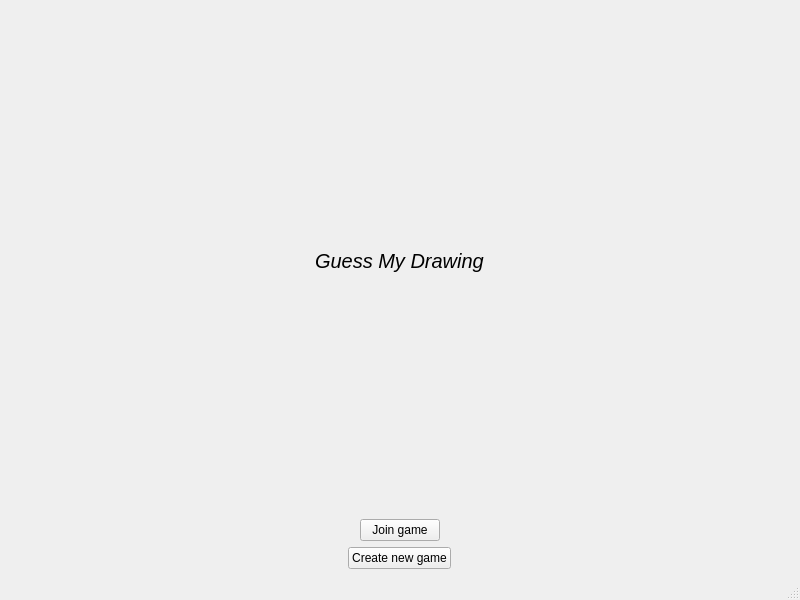
This is 07-GuessMyDrawing/Application/mainwindow.ui in JelenaBondzic/GuessMyDrawing as Qt 5 draws it before an edit. The edited form follows.
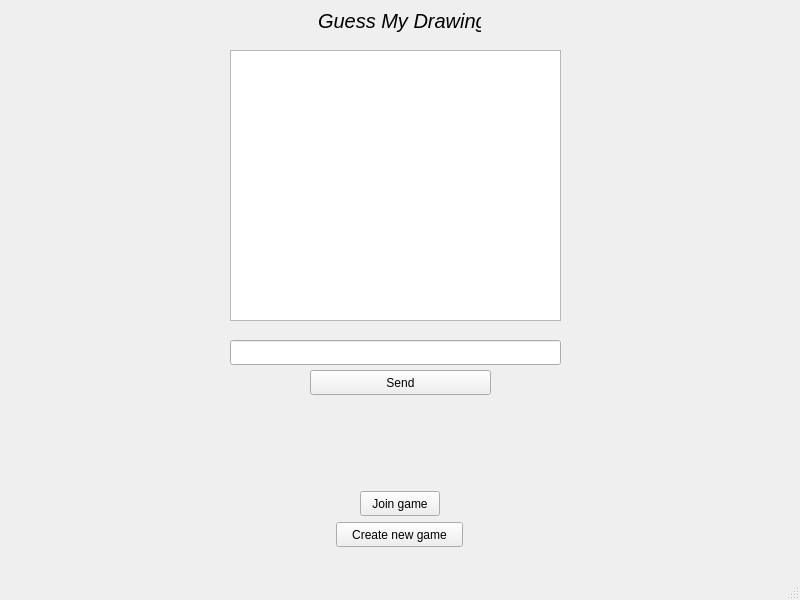
This is the edited form.

What changed in the file:
```diff
--- a/07-GuessMyDrawing/Application/mainwindow.ui
+++ b/07-GuessMyDrawing/Application/mainwindow.ui
@@ -14,9 +14,15 @@
    <string>MainWindow</string>
   </property>
   <widget class="QWidget" name="centralwidget">
-   <layout class="QVBoxLayout" name="verticalLayout">
-    <item alignment="Qt::AlignHCenter">
      <widget class="QLabel" name="label">
+    <property name="geometry">
+     <rect>
+      <x>318</x>
+      <y>9</y>
+      <width>163</width>
+      <height>23</height>
+     </rect>
+    </property>
       <property name="font">
        <font>
         <pointsize>15</pointsize>
@@ -27,22 +33,65 @@
        <string>Guess My Drawing</string>
       </property>
      </widget>
-    </item>
-    <item alignment="Qt::AlignHCenter">
      <widget class="QPushButton" name="pbJoinGame">
+    <property name="geometry">
+     <rect>
+      <x>360</x>
+      <y>491</y>
+      <width>80</width>
+      <height>25</height>
+     </rect>
+    </property>
       <property name="text">
        <string>Join game</string>
       </property>
      </widget>
-    </item>
-    <item alignment="Qt::AlignHCenter">
      <widget class="QPushButton" name="pbCreateNewGame">
+    <property name="geometry">
+     <rect>
+      <x>336</x>
+      <y>522</y>
+      <width>127</width>
+      <height>25</height>
+     </rect>
+    </property>
       <property name="text">
        <string>Create new game</string>
       </property>
      </widget>
-    </item>
-   </layout>
+   <widget class="QListView" name="listView">
+    <property name="geometry">
+     <rect>
+      <x>230</x>
+      <y>50</y>
+      <width>331</width>
+      <height>271</height>
+     </rect>
+    </property>
+   </widget>
+   <widget class="QPushButton" name="btnSend">
+    <property name="geometry">
+     <rect>
+      <x>310</x>
+      <y>370</y>
+      <width>181</width>
+      <height>25</height>
+     </rect>
+    </property>
+    <property name="text">
+     <string>Send</string>
+    </property>
+   </widget>
+   <widget class="QLineEdit" name="leInput">
+    <property name="geometry">
+     <rect>
+      <x>230</x>
+      <y>340</y>
+      <width>331</width>
+      <height>25</height>
+     </rect>
+    </property>
+   </widget>
   </widget>
   <widget class="QMenuBar" name="menubar">
    <property name="geometry">
```
Lines whose indentation alone changed are shown as unchanged.
